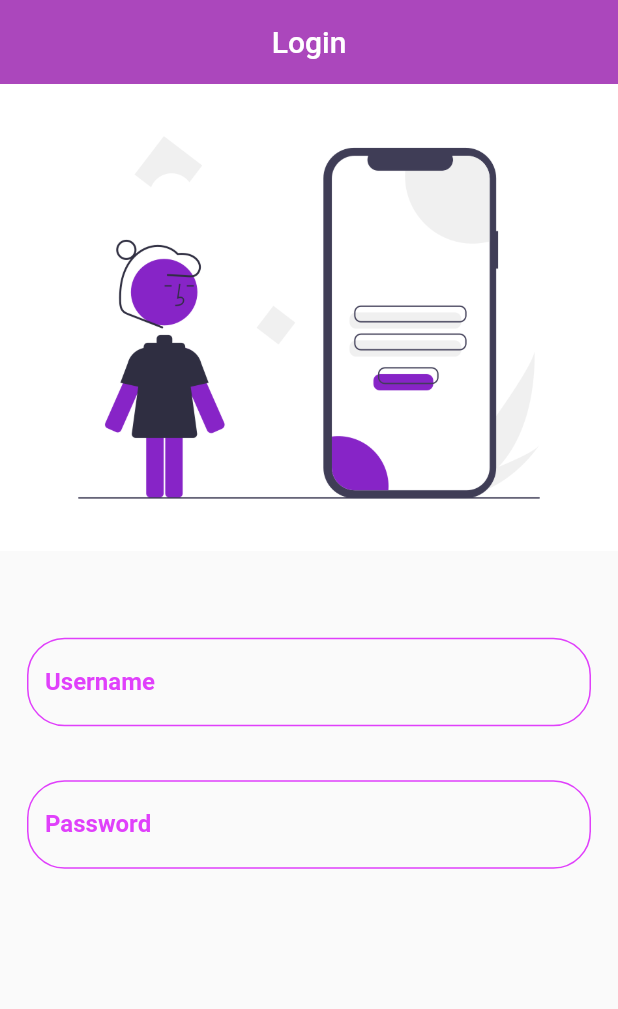
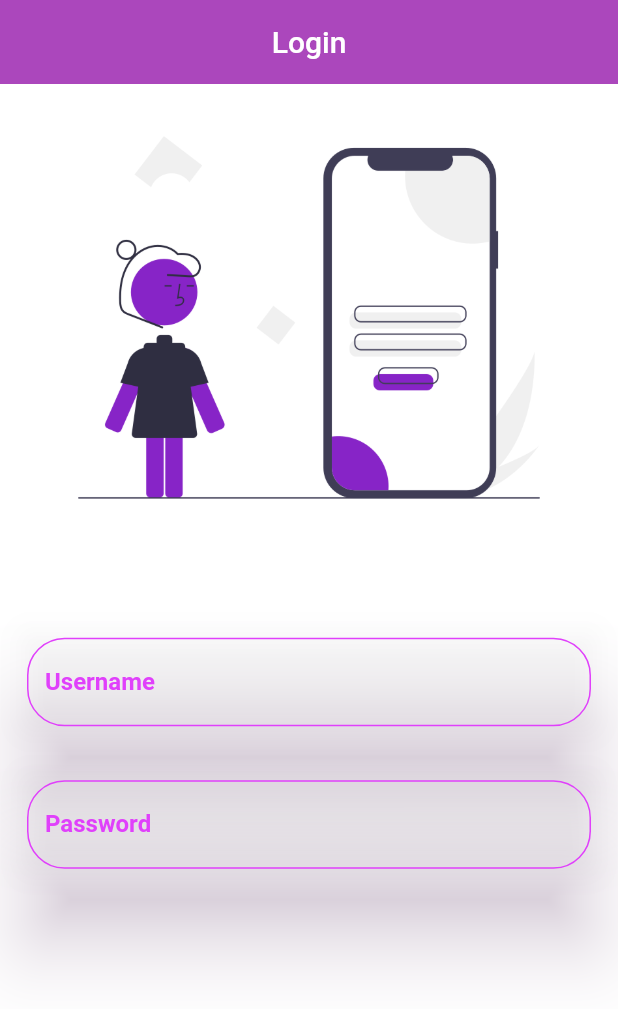
Before and after one commit to DarkNinja15/chat_app, a Flutter app: the screen it shows after launch, on a phone screen of 412 x 824 dp. Shown: the top 1009 px of the screen. Run offline on Flutter 3.47's test engine with Material 2 defaults, Android fonts, the phone set to English and light mode, and no system bars; our stand-ins replace firebase_auth, firebase_core, flutter_spinkit; accounts and stored records are empty.

Commit message:
beautified textform

```diff
--- a/chat_app/lib/pages/login_page.dart
+++ b/chat_app/lib/pages/login_page.dart
@@ -9,6 +9,7 @@ class LoginPage extends StatelessWidget {
     final formKey = GlobalKey();
     return SafeArea(
       child: Scaffold(
+        backgroundColor: Colors.white,
         appBar: AppBar(
           elevation: 0,
           title: const Text('Login'),
--- a/chat_app/lib/shared/shared_properties.dart
+++ b/chat_app/lib/shared/shared_properties.dart
@@ -15,7 +15,11 @@ class TextForm extends StatelessWidget {
 
   @override
   Widget build(BuildContext context) {
-    return TextFormField(
+    return PhysicalModel(
+      shadowColor: Colors.purple.shade100,
+      color: Colors.transparent,
+      elevation: 25,
+      child: TextFormField(
         decoration: InputDecoration(
           hintText: hintText,
           labelText: labelText,
@@ -50,6 +54,7 @@ class TextForm extends StatelessWidget {
         ),
         keyboardType: textInputType,
         obscureText: obscure,
+      ),
     );
   }
 }
```
Lines whose indentation alone changed are shown as unchanged.
